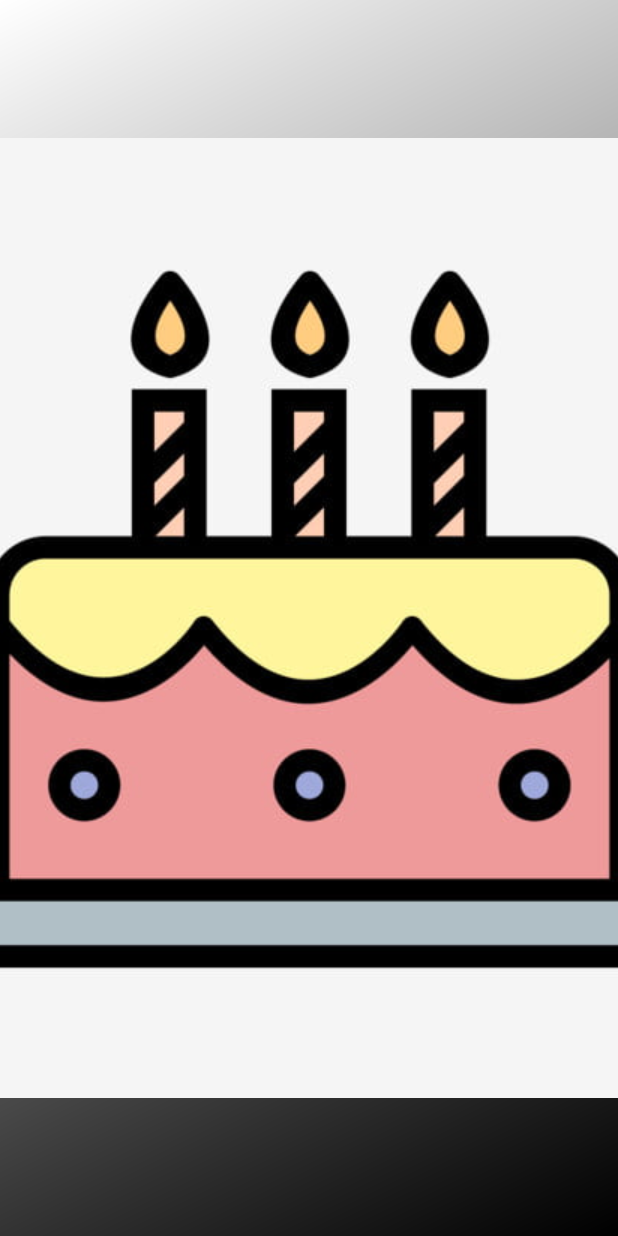
After one commit to hyunjium/camp_study, an Android app: the SplashActivity screen opened directly, with no data from a screen before it, on a phone screen of 412 x 824 dp. The commit adds this screen. Run offline under Robolectric (Android 15) with nearby library versions, the phone set to English and light mode, and no system bars; 1 statement that could not run was skipped.

Commit message:
ch5 splash 화면 추가

```diff
--- a/app/src/main/AndroidManifest.xml
+++ b/app/src/main/AndroidManifest.xml
@@ -10,17 +10,21 @@
         android:label="@string/app_name"
         android:roundIcon="@mipmap/ic_launcher_round"
         android:supportsRtl="true"
-        android:theme="@style/Theme.CampStudy"
+        android:theme="@style/Base.Theme.CampStudy"
         tools:targetApi="31">
         <activity
-            android:name=".MainActivity"
-            android:exported="true">
+            android:name=".SplashActivity"
+            android:exported="true"
+            android:theme="@style/Theme.CampStudy.Splash">
             <intent-filter>
                 <action android:name="android.intent.action.MAIN" />
 
                 <category android:name="android.intent.category.LAUNCHER" />
             </intent-filter>
         </activity>
+        <activity
+            android:name=".MainActivity"
+            android:exported="false" />
     </application>
 
 </manifest>
--- /dev/null
+++ b/app/src/main/java/com/example/campstudy/SplashActivity.kt
@@ -0,0 +1,14 @@
+package com.example.campstudy
+
+import android.content.Intent
+import android.os.Bundle
+import androidx.appcompat.app.AppCompatActivity
+
+class SplashActivity: AppCompatActivity() {
+
+    override fun onCreate(savedInstanceState: Bundle?) {
+        super.onCreate(savedInstanceState)
+        startActivity(Intent(this, MainActivity::class.java))
+        finish()
+    }
+}
--- /dev/null
+++ b/app/src/main/res/drawable/background_splash_screen.xml
@@ -0,0 +1,18 @@
+<?xml version="1.0" encoding="utf-8"?>
+<layer-list xmlns:android="http://schemas.android.com/apk/res/android"
+    android:shape="rectangle">
+    <item>
+        <shape android:shape="rectangle">
+            <gradient
+                android:angle="315"
+                android:endColor="@color/black"
+                android:startColor="@color/white"
+                android:type="linear" />
+        </shape>
+    </item>
+    <item>
+        <bitmap
+            android:gravity="center"
+            android:src="@drawable/cake" />
+    </item>
+</layer-list>
--- a/app/src/main/res/values/themes.xml
+++ b/app/src/main/res/values/themes.xml
@@ -5,5 +5,7 @@
         <!-- <item name="colorPrimary">@color/my_light_primary</item> -->
     </style>
 
-    <style name="Theme.CampStudy" parent="Base.Theme.CampStudy" />
+    <style name="Theme.CampStudy.Splash" parent="Base.Theme.CampStudy">
+        <item name="android:windowBackground">@drawable/background_splash_screen</item>
+    </style>
 </resources>
```
Also changed, not shown: app/src/main/res/drawable/cake.jpg (added).
